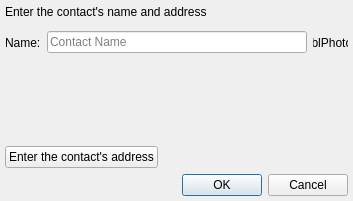
This is src/plugins/rosterchanger/addmetacontactdialog.ui in silvansky/Contacts as Qt 5 draws it before an edit. The edited form follows.
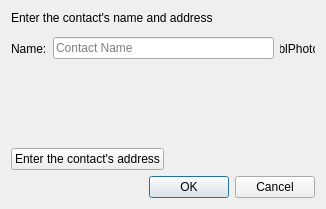
This is the edited form.

Diff of the .ui file:
```diff
--- a/src/plugins/rosterchanger/addmetacontactdialog.ui
+++ b/src/plugins/rosterchanger/addmetacontactdialog.ui
@@ -6,14 +6,11 @@
    <rect>
     <x>0</x>
     <y>0</y>
-    <width>353</width>
-    <height>201</height>
+    <width>326</width>
+    <height>209</height>
    </rect>
   </property>
   <layout class="QVBoxLayout" name="verticalLayout">
-   <property name="margin">
-    <number>5</number>
-   </property>
    <item>
     <widget class="QLabel" name="lblCaption">
      <property name="text">
@@ -79,7 +76,14 @@
       <bool>true</bool>
      </property>
      <widget class="QWidget" name="wdtItems">
-      <zorder></zorder>
+      <property name="geometry">
+       <rect>
+        <x>0</x>
+        <y>0</y>
+        <width>308</width>
+        <height>69</height>
+       </rect>
+      </property>
      </widget>
     </widget>
    </item>
```
